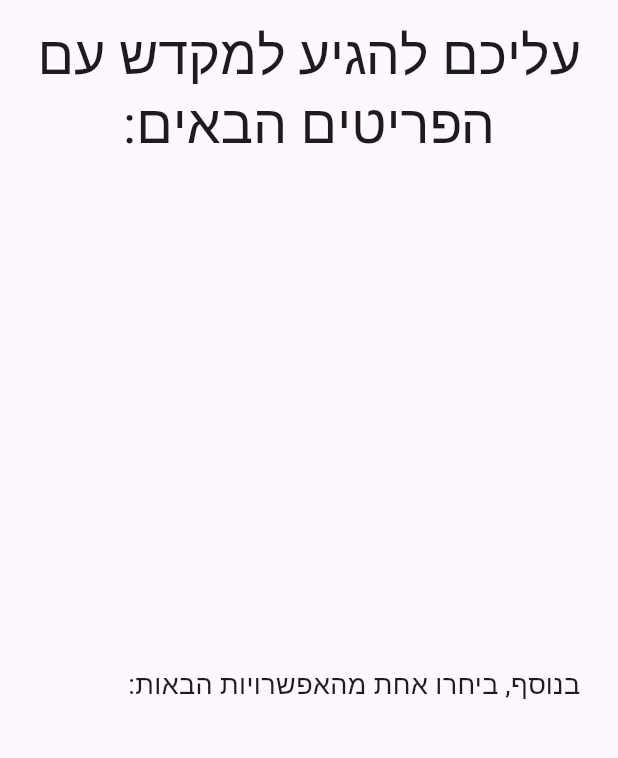
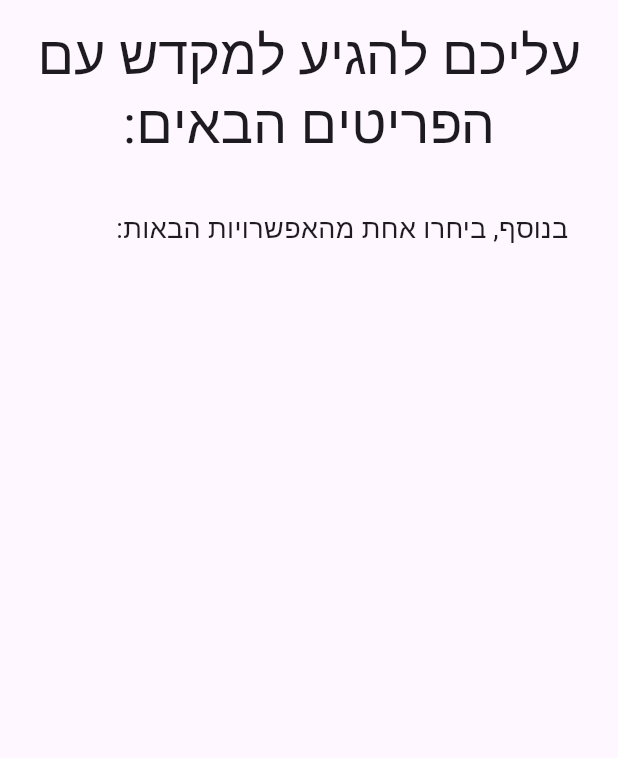
Before and after one commit to puzolabs/hamikdash-frontend, a Flutter app: the KorbanCasePage screen opened directly with empty values, on a phone screen of 412 x 824 dp, the part 64-822 px from its top. Run offline on Flutter 3.47's test engine with Material 3 defaults, Android fonts, the phone set to English and light mode, and no system bars; our stand-ins replace flutter_calendar_carousel, jiffy, mustache_template, nanoid, sqflite, timezone; missing offline and left inert: flutter_confetti, flutter_inappwebview; accounts and stored records are empty.

Commit message:
fixed a huge gap in options display and fixed in complex case a gap in bikurim view and 2 separate scrollable lists on toda view

```diff
--- a/hamikdash_sheli/lib/pages/korban_case_page.dart
+++ b/hamikdash_sheli/lib/pages/korban_case_page.dart
@@ -3,6 +3,7 @@ import 'package:hamikdash_sheli/app_state.dart';
 import 'package:hamikdash_sheli/calApi/date_selection_page.dart';
 import 'package:hamikdash_sheli/dataTypes/korban_case.dart';
 import 'package:hamikdash_sheli/dataTypes/korbans_option.dart';
+import 'package:hamikdash_sheli/widgets/korbans_and_options_widget.dart';
 import 'package:hamikdash_sheli/widgets/korbans_widget.dart';
 import 'package:hamikdash_sheli/widgets/korbans_options_widget.dart';
 
@@ -87,9 +88,9 @@ class _KorbanCasePageState extends State<KorbanCasePage> {
             textAlign: TextAlign.center,
           ),
           Expanded(
-            child: KorbansWidget(korbanot: widget.korbanCase.korbanot!),
-          ),
-          Align(
+            child: KorbansAndOptionsWidget(
+              korbanot: widget.korbanCase.korbanot!,
+              explainer: Align(
                 alignment: Alignment.centerRight,
                 child: Container(
                   margin: const EdgeInsets.only(right: 25, top: 25),
@@ -100,8 +101,7 @@ class _KorbanCasePageState extends State<KorbanCasePage> {
                   ),
                 ),
               ),
-          Expanded(
-            child: KorbansOptionsWidget(korbanotOptions: widget.korbanCase.korbanotOptions!,
+              korbanotOptions: widget.korbanCase.korbanotOptions!,
               onOptionSelected: (option) {
                 appState.currentVisit!.optionCode = option.code;
                 _goToDateSelectionPage();
--- /dev/null
+++ b/hamikdash_sheli/lib/widgets/korbans_and_options_widget.dart
@@ -0,0 +1,43 @@
+
+import 'package:flutter/material.dart';
+import 'package:hamikdash_sheli/dataTypes/korban.dart';
+import 'package:hamikdash_sheli/dataTypes/korbans_option.dart';
+import 'package:hamikdash_sheli/widgets/korban_widget.dart';
+import 'package:hamikdash_sheli/widgets/korbans_option_widget.dart';
+
+class KorbansAndOptionsWidget extends StatelessWidget {
+  const KorbansAndOptionsWidget({
+    super.key,
+    required this.korbanot,
+    required this.explainer,
+    required this.korbanotOptions,
+    required this.onOptionSelected,
+  });
+
+  final List<Korban> korbanot;
+  final Widget explainer;
+  final List<KorbansOption> korbanotOptions;
+  final Function(KorbansOption) onOptionSelected;
+
+  @override
+  Widget build(BuildContext context) {
+    return ListView.separated(
+      padding: const EdgeInsets.all(8),
+      itemCount: korbanot.length + 1 + korbanotOptions.length, // +1 is for the explainer widget
+      itemBuilder: (BuildContext context, int index) {
+        return
+          index < korbanot.length
+          ? KorbanWidget(korban: korbanot[index])
+          : index == korbanot.length
+            ? explainer
+            : KorbansOptionWidget(
+                korbanotOption: korbanotOptions[index - korbanot.length - 1],
+                onOptionSelected: onOptionSelected,
+              );
+      },
+      separatorBuilder: (context, index) => const SizedBox(
+        height: 20,
+      )
+    );
+  }
+}
--- a/hamikdash_sheli/lib/widgets/korbans_options_widget.dart
+++ b/hamikdash_sheli/lib/widgets/korbans_options_widget.dart
@@ -25,7 +25,7 @@ class KorbansOptionsWidget extends StatelessWidget {
         );
       },
       separatorBuilder: (context, index) => const SizedBox(
-        height: 250,
+        height: 20,
       )
     );
   }
--- a/todo - next version.txt
+++ b/todo - next version.txt
@@ -1,6 +1,9 @@
 מה לעשות עם מצורע שצריך שני תורים אחד בלי קורבן ואחד עם
 support languages + location of 'next' button (right \ left) depends on the text direction
 implement analytics
+
+ger:
+missing support for optionalKorbanotOptions
 
 files:
 sync visits to remote storage so its available on other logged in devices
```
Lines whose indentation alone changed are shown as unchanged.
